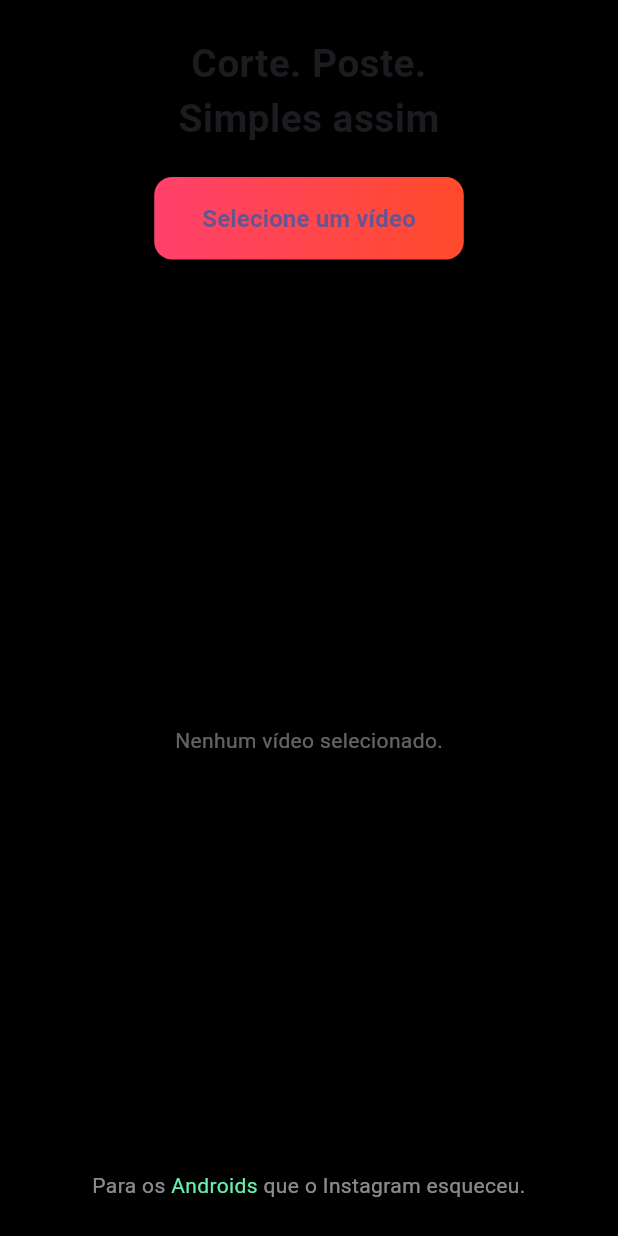
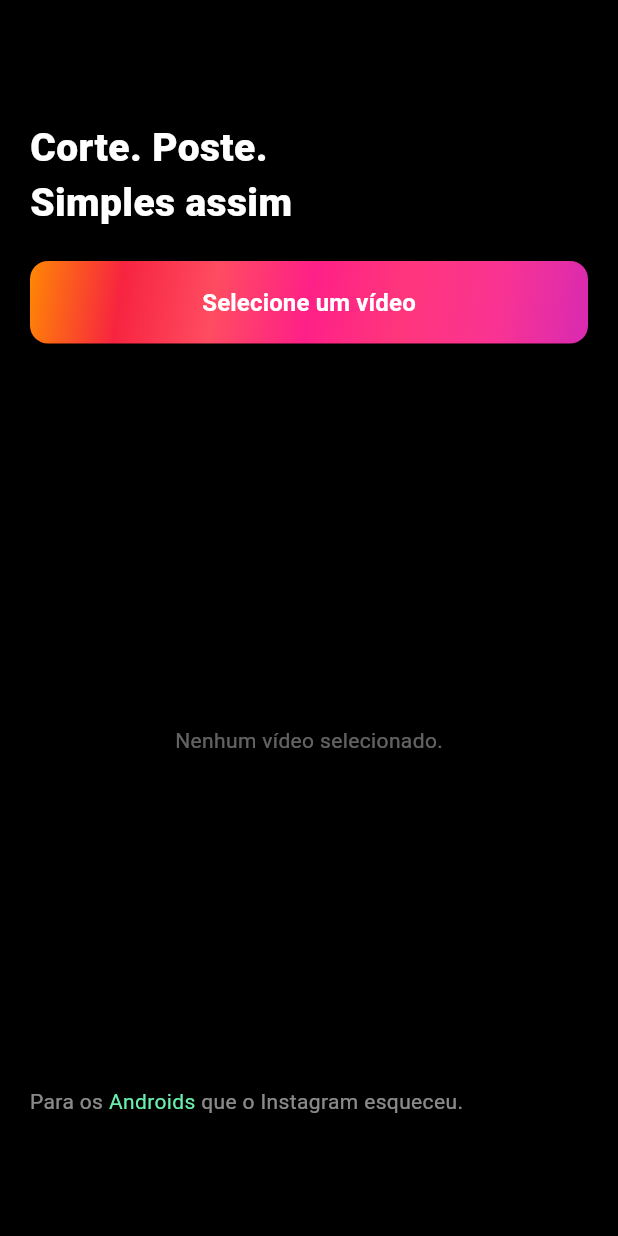
Before and after one commit to Yures1lva/insta_cut, a Flutter app: the screen it shows after launch, on a phone screen of 412 x 824 dp. Run offline on Flutter 3.47's test engine with Material 3 defaults, Android fonts, the light colour scheme and no system bars.

Commit message:
up: button gradiente

```diff
--- a/lib/Modules/Home/View/home_view.dart
+++ b/lib/Modules/Home/View/home_view.dart
@@ -19,7 +19,7 @@ class _HomeViewState extends State<HomeView> {
         (index) => VideoPart(
           id: index,
           isPosted: false,
-          thumbnail: 'https://via.placeholder.com/150', // imagem fictícia
+          thumbnail: 'https://via.placeholder.com/150',
         ),
       );
     });
@@ -42,14 +42,17 @@ class _HomeViewState extends State<HomeView> {
       backgroundColor: Colors.black,
       body: SafeArea(
         child: Padding(
-          padding: const EdgeInsets.all(24.0),
+          padding: const EdgeInsets.symmetric(vertical: 80, horizontal: 20),
           child: Column(
-            crossAxisAlignment: CrossAxisAlignment.center,
+            crossAxisAlignment: CrossAxisAlignment.start,
             children: [
               Text(
                 "Corte. Poste.\nSimples assim",
-                textAlign: TextAlign.center,
-                style: TextStyle(fontSize: 26, fontWeight: FontWeight.bold),
+                textAlign: TextAlign.left,
+                style: TextStyle(
+                    fontSize: 26,
+                    color: Colors.white,
+                    fontWeight: FontWeight.w900),
               ),
               const SizedBox(height: 20),
               SelectButton(
--- a/lib/Modules/Home/Widgets/select_button.dart
+++ b/lib/Modules/Home/Widgets/select_button.dart
@@ -9,9 +9,20 @@ class SelectButton extends StatelessWidget {
   @override
   Widget build(BuildContext context) {
     return Container(
+      width: double.infinity,
       decoration: BoxDecoration(
         gradient: const LinearGradient(
-          colors: [Color(0xFFFF416C), Color(0xFFFF4B2B)],
+          end: Alignment.topLeft,
+          begin: Alignment.bottomRight,
+          colors: [
+            Color(0xFFD92AB2),
+            Color(0xFFF93392),
+            Color(0xFFFF367C),
+            Color(0xFFFE2087),
+            Color(0xFFFF4C61),
+            Color(0xFFF72440),
+            Color(0xFFFF8704),
+          ],
         ),
         borderRadius: BorderRadius.circular(12),
       ),
@@ -28,7 +39,8 @@ class SelectButton extends StatelessWidget {
         ),
         child: Text(
           label,
-          style: const TextStyle(fontSize: 16, fontWeight: FontWeight.bold),
+          style: const TextStyle(
+              fontSize: 16, color: Colors.white, fontWeight: FontWeight.bold),
         ),
       ),
     );
```
